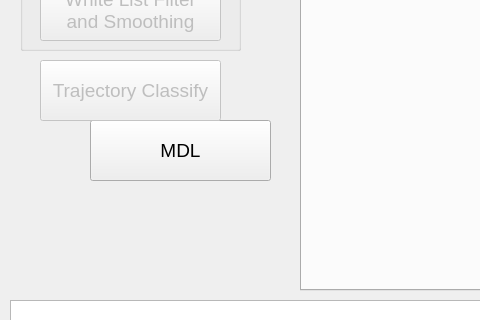
This is dataprocesswindow.ui in jefftsai8049/In-hive_Honey_Bee_Monitoring_System as Qt 5 draws it before an edit; both pictures show x 0 to 480 and y 348 to 668 of the 1007 by 776 pixel window. The edited form follows.
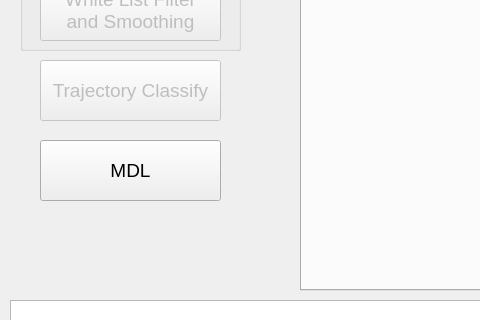
This is the edited form. Custom widgets are drawn as their Qt base class.

```diff
--- a/dataprocesswindow.ui
+++ b/dataprocesswindow.ui
@@ -213,8 +213,8 @@
    <widget class="QPushButton" name="mdl_pushButton">
     <property name="geometry">
      <rect>
-      <x>90</x>
-      <y>440</y>
+      <x>40</x>
+      <y>460</y>
       <width>181</width>
       <height>61</height>
      </rect>
```
